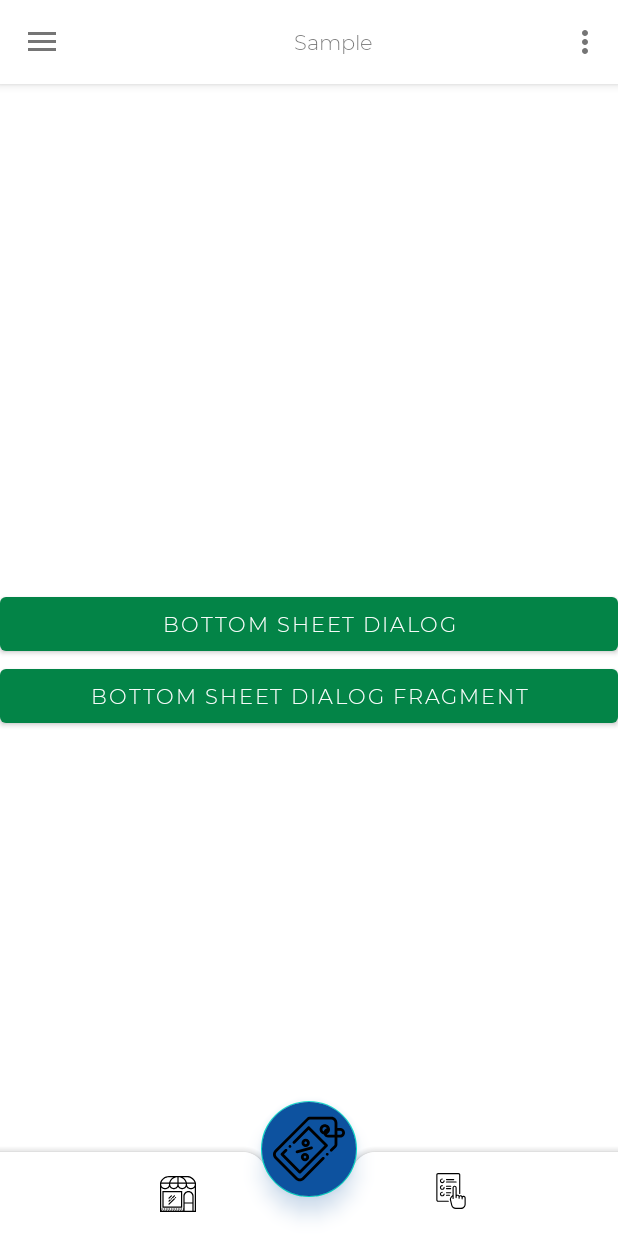
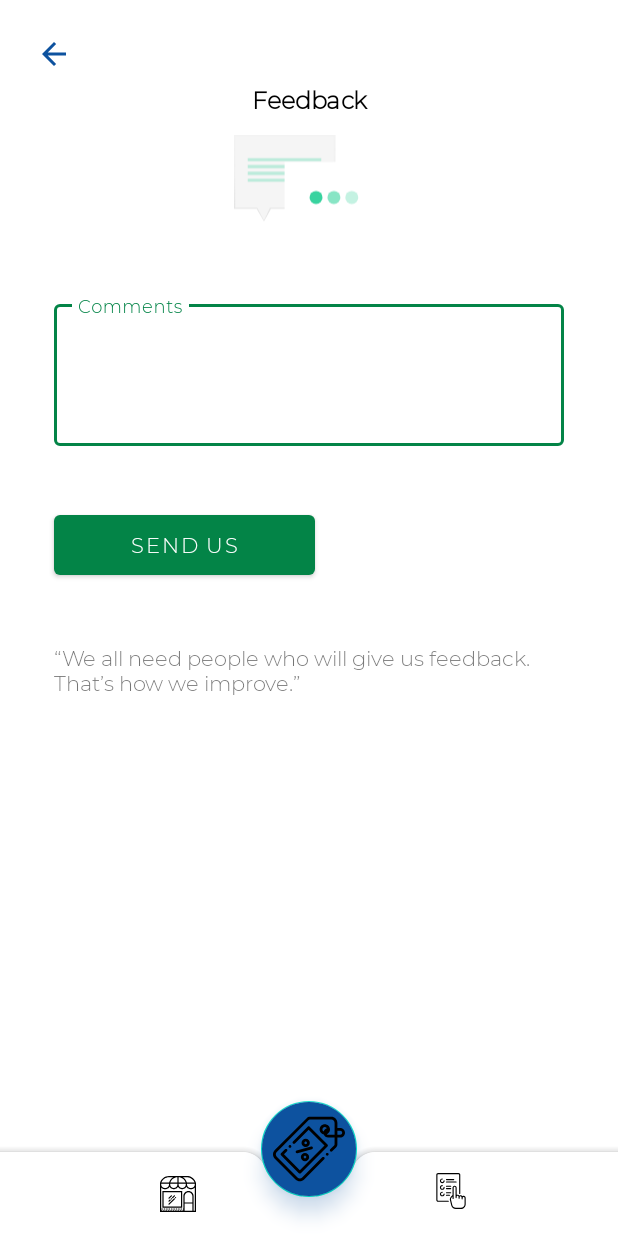
Before and after one commit to abinbabuabu/Canny, an Android app: the FeedbackFragment screen opened through its navigation route, in the side drawer, after a tap on "Feedback", on a phone screen of 412 x 824 dp. Run offline under Robolectric (Android 15) with nearby library versions, the phone set to English and light mode, and no system bars; our stand-ins replace navigation-ui.

Commit message:
Canny app is in hold

```diff
--- a/app/src/main/java/com/emilda/canny/Activity/NavigationActivity.kt
+++ b/app/src/main/java/com/emilda/canny/Activity/NavigationActivity.kt
@@ -1,11 +1,13 @@
 package com.emilda.canny.Activity
 
 import android.annotation.SuppressLint
+import android.app.ActionBar
 import android.app.Activity
 import android.content.Intent
 import android.net.Uri
 import android.os.Build
 import android.os.Bundle
+import android.view.Gravity
 import androidx.core.view.GravityCompat
 import androidx.appcompat.app.ActionBarDrawerToggle
 import android.view.MenuItem
@@ -14,6 +16,8 @@ import com.google.android.material.navigation.NavigationView
 import androidx.appcompat.app.AppCompatActivity
 import androidx.appcompat.widget.Toolbar
 import android.view.Menu
+import android.view.View
+import android.widget.TextView
 import android.widget.Toast
 import androidx.annotation.RequiresApi
 import androidx.navigation.NavController
@@ -25,6 +29,7 @@ import androidx.navigation.ui.setupWithNavController
 import com.emilda.canny.Fragments.OrderBottomSheet
 import com.emilda.canny.R
 import com.google.android.material.bottomsheet.BottomSheetDialog
+import kotlinx.android.synthetic.main.app_bar_navigation.*
 import kotlinx.android.synthetic.main.fragment_main_screen.*
 
 class NavigationActivity : AppCompatActivity(), NavigationView.OnNavigationItemSelectedListener {
@@ -44,21 +49,23 @@ class NavigationActivity : AppCompatActivity(), NavigationView.OnNavigationItemS
         val drawerLayout: DrawerLayout = findViewById(R.id.drawer_layout)
         val navView: NavigationView = findViewById(R.id.nav_view)
         NavController = findNavController(R.id.main_nav_host_fragment)
-        appbarConfig= AppBarConfiguration(setOf(R.id.main_screen,R.id.feedbackFragment),drawerLayout)
+        appbarConfig= AppBarConfiguration(setOf(R.id.main_screen),drawerLayout)
         toolbar.setupWithNavController(NavController,appbarConfig)
         setSupportActionBar(toolbar)
+        supportActionBar?.setDisplayHomeAsUpEnabled(false)
 
 
         val toggle = ActionBarDrawerToggle(
-            this, drawerLayout, toolbar,
+            this, drawerLayout,toolbar,
             R.string.navigation_drawer_open,
             R.string.navigation_drawer_close
         )
 
-        toggle.isDrawerIndicatorEnabled = true
+        toggle.isDrawerIndicatorEnabled = false
         drawerLayout.addDrawerListener(toggle)
         toggle.syncState()
-        //NavigationUI.setupActionBarWithNavController(this,NavController,drawerLayout)
+       // centerActionBarTitle()
+
         NavigationUI.setupWithNavController(navView,NavController)
         navView.setNavigationItemSelectedListener(this)
 
@@ -96,7 +103,7 @@ class NavigationActivity : AppCompatActivity(), NavigationView.OnNavigationItemS
             R.id.menu_customer_support ->{}
             R.id.menu_feedback ->{
                val navController = Navigation.findNavController(this,R.id.main_nav_host_fragment)
-                navController.navigate(R.id.action_feedbackFragment_to_main_screen3)
+                navController.navigate(R.id.feedbackFragment)
             }
             R.id.menu_rate_us ->{
                 val intent = Intent(Intent.ACTION_VIEW).apply {
@@ -112,4 +119,31 @@ class NavigationActivity : AppCompatActivity(), NavigationView.OnNavigationItemS
         return true
     }
 
+    private fun centerActionBarTitle() {
+
+        var titleId = 0
+        if (Build.VERSION.SDK_INT >= Build.VERSION_CODES.HONEYCOMB) {
+            titleId = getResources().getIdentifier("action_bar_title", "id", "android")
+        } else {
+            // This is the id is from your app's generated R class when ActionBarActivity is used
+            // for SupportActionBar
+            titleId = R.id.action_bar_title
+        }
+
+        // Final check for non-zero invalid id
+        if (titleId > 0) {
+            val titleTextView = findViewById<TextView>(titleId)
+
+            val metrics = resources.displayMetrics
+
+            // Fetch layout parameters of titleTextView (LinearLayout.LayoutParams : Info from HierarchyViewer)
+            val titleTxvPars = titleTextView.layoutParams as ActionBar.LayoutParams
+            titleTxvPars.gravity = Gravity.CENTER_HORIZONTAL
+            titleTxvPars.width = metrics.widthPixels
+
+            titleTextView.setLayoutParams(titleTxvPars)
+            titleTextView.setGravity(Gravity.CENTER)
+        }
+    }
+
 }
--- a/app/src/main/java/com/emilda/canny/Fragments/FeedbackFragment.kt
+++ b/app/src/main/java/com/emilda/canny/Fragments/FeedbackFragment.kt
@@ -2,25 +2,20 @@ package com.emilda.canny.Fragments
 
 
 import android.os.Bundle
-import android.util.Log
-import androidx.fragment.app.Fragment
 import android.view.LayoutInflater
 import android.view.MenuItem
 import android.view.View
 import android.view.ViewGroup
 import android.widget.Toast
-import androidx.activity.OnBackPressedCallback
+import androidx.appcompat.widget.Toolbar
+import androidx.fragment.app.Fragment
 import androidx.navigation.fragment.findNavController
-import com.emilda.canny.Activity.NavigationActivity
+import com.emilda.canny.R
+import kotlinx.android.synthetic.main.fragment_feedback.*
 
-import com.emilda.canny.R
+class FeedbackFragment : Fragment() {
 
-class FeedbackFragment : Fragment(),OnBackPressedCallback {
 
-    override fun handleOnBackPressed(): Boolean {
-        findNavController().navigate(R.id.main_screen)
-        return true
-    }
 
     override fun onCreateView(
         inflater: LayoutInflater, container: ViewGroup?,
@@ -30,21 +25,21 @@ class FeedbackFragment : Fragment(),OnBackPressedCallback {
         return inflater.inflate(R.layout.fragment_feedback, container, false)
     }
 
-    override fun onActivityCreated(savedInstanceState: Bundle?) {
-        super.onActivityCreated(savedInstanceState)
-        activity?.addOnBackPressedCallback(viewLifecycleOwner,this)
+    override fun onViewCreated(view: View, savedInstanceState: Bundle?) {
+        super.onViewCreated(view, savedInstanceState)
+        val toolbar:Toolbar= activity!!.findViewById(R.id.toolbar)
+        toolbar.visibility = View.GONE
+
+        back_button_feedback.setOnClickListener {
+            activity?.onBackPressed()
+        }
     }
 
-    override fun onDestroyView() {
-        super.onDestroyView()
-        activity?.removeOnBackPressedCallback(this)
-    }
 
     override fun onOptionsItemSelected(item: MenuItem): Boolean {
         return when(item.itemId){
             R.id.home ->{
                 Toast.makeText(context,"Clicked",Toast.LENGTH_LONG).show()
-                handleOnBackPressed()
                 true
             }
 
@@ -53,9 +48,4 @@ class FeedbackFragment : Fragment(),OnBackPressedCallback {
 
     }
 
-    override fun onCreate(savedInstanceState: Bundle?) {
-        super.onCreate(savedInstanceState)
-
-        activity?.actionBar?.hide() ?: Log.d("action","No action bar")
-    }
 }
--- a/app/src/main/java/com/emilda/canny/Fragments/main_screen.kt
+++ b/app/src/main/java/com/emilda/canny/Fragments/main_screen.kt
@@ -6,6 +6,7 @@ import androidx.fragment.app.Fragment
 import android.view.LayoutInflater
 import android.view.View
 import android.view.ViewGroup
+import androidx.appcompat.widget.Toolbar
 
 import com.emilda.canny.R
 import com.google.android.material.bottomsheet.BottomSheetDialog
--- /dev/null
+++ b/app/src/main/res/drawable/ic_undraw_typing_jie3.xml
@@ -0,0 +1,73 @@
+<vector xmlns:android="http://schemas.android.com/apk/res/android"
+    xmlns:aapt="http://schemas.android.com/aapt"
+    android:width="885dp"
+    android:height="657dp"
+    android:viewportWidth="885"
+    android:viewportHeight="657">
+  <path
+      android:pathData="M0,0l599,0l0,434.06l-380.85,0l-41.15,73.94l-43.23,-73.94l-133.77,0l0,-434.06z">
+    <aapt:attr name="android:fillColor">
+      <gradient
+          android:startY="508"
+          android:startX="299.5"
+          android:endY="0"
+          android:endX="299.5"
+          android:type="linear">
+        <item android:offset="0" android:color="#3F808080"/>
+        <item android:offset="0.54" android:color="#1E808080"/>
+        <item android:offset="1" android:color="#19808080"/>
+      </gradient>
+    </aapt:attr>
+  </path>
+  <path
+      android:pathData="M7.57,8.33l581.91,0l0,419.62l-377.69,0l-34.98,75.35l-39.29,-75.35l-129.95,0l0,-419.62z"
+      android:fillColor="#f5f5f5"/>
+  <path
+      android:pathData="M514.71,152.65l-433.53,-0l-0,-18.55l433.53,-0z"
+      android:strokeAlpha="0.3"
+      android:fillColor="#38d39f"
+      android:fillAlpha="0.3"/>
+  <path
+      android:pathData="M514.71,193.22l-433.53,-0l-0,-18.55l433.53,-0z"
+      android:strokeAlpha="0.3"
+      android:fillColor="#38d39f"
+      android:fillAlpha="0.3"/>
+  <path
+      android:pathData="M514.71,233.79l-433.53,-0l-0,-18.55l433.53,-0z"
+      android:strokeAlpha="0.3"
+      android:fillColor="#38d39f"
+      android:fillAlpha="0.3"/>
+  <path
+      android:pathData="M514.71,274.36l-433.53,-0l-0,-18.55l433.53,-0z"
+      android:strokeAlpha="0.3"
+      android:fillColor="#38d39f"
+      android:fillAlpha="0.3"/>
+  <path
+      android:pathData="M885,150l-592,0l0,433.21l382,-0.21l36,74l41.79,-73.79l132.21,0l0,-433.21z">
+  </path>
+  <path
+      android:pathData="M880.43,156.7l-581.91,0l0,419.62l377.69,0l34.98,75.35l39.29,-75.35l129.95,0l0,-419.62z"
+      android:fillColor="#fff"/>
+  <path
+      android:pathData="M483.99,366.51m-42.31,0a42.31,42.31 0,1 1,84.62 0a42.31,42.31 0,1 1,-84.62 0">
+  </path>
+  <path
+      android:pathData="M589.48,366.51m-42.31,0a42.31,42.31 0,1 1,84.62 0a42.31,42.31 0,1 1,-84.62 0">
+  </path>
+  <path
+      android:pathData="M694.96,366.51m-42.31,0a42.31,42.31 0,1 1,84.62 0a42.31,42.31 0,1 1,-84.62 0">
+  </path>
+  <path
+      android:pathData="M483.99,366.51m-38.25,0a38.25,38.25 0,1 1,76.5 0a38.25,38.25 0,1 1,-76.5 0"
+      android:fillColor="#38d39f"/>
+  <path
+      android:pathData="M589.48,366.51m-38.25,0a38.25,38.25 0,1 1,76.5 0a38.25,38.25 0,1 1,-76.5 0"
+      android:strokeAlpha="0.6"
+      android:fillColor="#38d39f"
+      android:fillAlpha="0.6"/>
+  <path
+      android:pathData="M694.96,366.51m-38.25,0a38.25,38.25 0,1 1,76.5 0a38.25,38.25 0,1 1,-76.5 0"
+      android:strokeAlpha="0.3"
+      android:fillColor="#38d39f"
+      android:fillAlpha="0.3"/>
+</vector>
--- a/app/src/main/res/layout/app_bar_navigation.xml
+++ b/app/src/main/res/layout/app_bar_navigation.xml
@@ -21,15 +21,9 @@
                     android:layout_width="match_parent"
                     android:layout_height="?attr/actionBarSize"
                     android:background="@color/White"
+                    app:title="Sample"
                     app:popupTheme="@style/AppTheme.PopupOverlay">
-                <LinearLayout android:layout_width="match_parent"
-                              android:gravity="center"
-                              android:orientation="horizontal" android:layout_height="match_parent">
-                    <TextView android:layout_width="match_parent"
-                              android:gravity="center_horizontal"
-                              android:text="Sample"
-                              android:layout_height="wrap_content"/>
-                </LinearLayout>
+
             </androidx.appcompat.widget.Toolbar>
 
         </com.google.android.material.appbar.AppBarLayout>
--- a/app/src/main/res/layout/fragment_feedback.xml
+++ b/app/src/main/res/layout/fragment_feedback.xml
@@ -1,25 +1,38 @@
 <?xml version="1.0" encoding="utf-8"?>
 <LinearLayout xmlns:android="http://schemas.android.com/apk/res/android"
-              android:layout_marginTop="40dp"
+              android:layout_margin="16dp"
               android:layout_width="match_parent"
               android:orientation="vertical"
               android:layout_height="match_parent">
+    <androidx.appcompat.widget.AppCompatImageButton android:layout_width="40dp"
+                                                    android:src="@drawable/ic_arrow_back"
+                                                    android:layout_height="40dp"
+                                                    android:clickable="true"
+                                                    android:layout_gravity="start"
+                                                    android:focusable="true"
+                                                    android:background="?attr/selectableItemBackgroundBorderless"
+                                                    android:id="@+id/back_button_feedback"/>
     <TextView android:layout_width="match_parent"
               android:text="@string/feedback_title"
-              android:layout_margin="20dp"
               style="@style/BlackText"
               android:gravity="center"
               android:layout_height="wrap_content"/>
 
+    <ImageView android:layout_width="100dp"
+               android:layout_gravity="center"
+               android:src="@drawable/ic_undraw_typing_jie3"
+               android:layout_height="100dp"/>
+
     <com.google.android.material.textfield.TextInputLayout
-            android:layout_marginTop="16dp"
             android:layout_margin="20dp"
+            android:layout_marginTop="8dp"
             style="@style/Widget.MaterialComponents.TextInputLayout.OutlinedBox.Dense"
             android:layout_width="match_parent"
             android:layout_height="100dp">
         <com.google.android.material.textfield.TextInputEditText
                 android:gravity="top"
-                android:hint="Comment"
+                android:hint="Comments"
+                android:id="@+id/feeback_comments"
                 android:layout_width="match_parent"
                 android:inputType="textMultiLine"
                 android:layout_height="match_parent"/>
@@ -27,9 +40,15 @@
     </com.google.android.material.textfield.TextInputLayout>
 
     <com.google.android.material.button.MaterialButton
+            android:layout_margin="20dp"
+            android:layout_marginTop="8dp"
             android:layout_width="@dimen/NavLogoutButtonWidth"
             android:text="Send Us"
-            android:layout_margin="20dp"
             android:layout_height="@dimen/NavLogoutButtonHeight"/>
 
+    <TextView android:layout_width="match_parent"
+              android:layout_margin="20dp"
+              android:text="“We all need people who will give us feedback. That’s how we improve.”"
+              android:layout_height="match_parent"/>
+
 </LinearLayout>
--- a/app/src/main/res/values/styles.xml
+++ b/app/src/main/res/values/styles.xml
@@ -7,6 +7,7 @@
         <item name="colorAccent">@color/colorAccent</item>
         <item name="android:fontFamily">@font/montserrat_light</item>
         <item name="fontFamily">@font/montserrat_light</item>
+        <item name="android:iconifiedByDefault">false</item>
     </style>
 
     <style name="ButtonText" parent="TextAppearance.MaterialComponents.Button">
@@ -47,8 +48,7 @@
         <item name="windowNoTitle">true</item>
     </style>
     <style name="AppTheme.AppBarOverlay" parent="ThemeOverlay.AppCompat.Light">
-        <item name="android:homeAsUpIndicator">@drawable/ic_rate</item>
-        <item name="android:iconifiedByDefault">false</item>
+
     </style>
     <style name="AppTheme.PopupOverlay" parent="ThemeOverlay.AppCompat.Dark">
 
```
